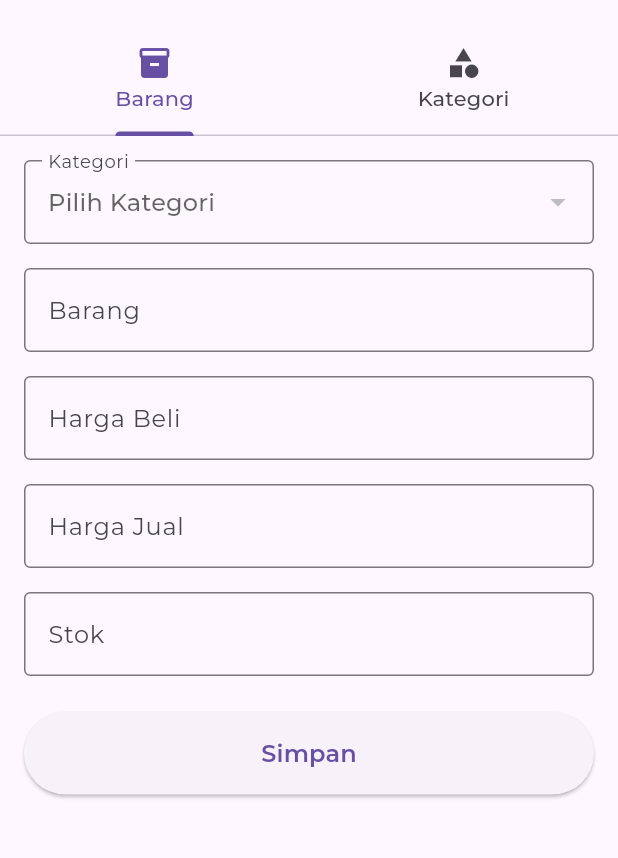
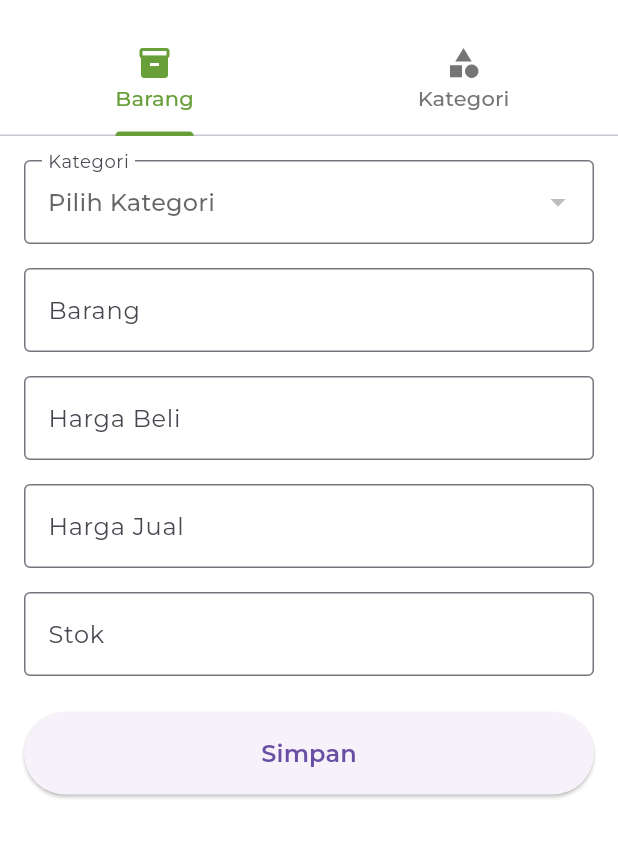
Before and after one commit to jioooo20/belibeli, a Flutter app: the screen it shows after launch, item 3 of the bottom bar chosen, scrolled down 576 dp, after a tap on "Tambah", on a phone screen of 412 x 824 dp, the part 59-917 px from its top. Run offline on Flutter 3.47's test engine with Material 3 defaults, Android fonts, the phone set to English and light mode, and no system bars; our stand-ins replace go_router, google_fonts.

Commit message:
Refactor UI components for improved aesthetics and consistency, including CustomAppBar, DashboardPage, and InventoryPage, while enhancing navigation and layout structure.

```diff
--- a/lib/component/appbar/appbar.dart
+++ b/lib/component/appbar/appbar.dart
@@ -14,7 +14,9 @@ class CustomAppBar extends StatelessWidget implements PreferredSizeWidget {
 
     return AppBar(
       elevation: 0,
+      scrolledUnderElevation: 0,
       backgroundColor: Colors.white,
+      surfaceTintColor: Colors.transparent,
       iconTheme: const IconThemeData(color: Colors.black87),
       title: Row(
         mainAxisAlignment: MainAxisAlignment.spaceBetween,
--- a/lib/component/tabbar/routing.dart
+++ b/lib/component/tabbar/routing.dart
@@ -18,17 +18,16 @@ class AppRoutes {
 class ScaffoldWithNavigation extends StatelessWidget {
   final Widget child;
 
-  const ScaffoldWithNavigation({
-    Key? key,
-    required this.child,
-  }) : super(key: key);
+  const ScaffoldWithNavigation({Key? key, required this.child})
+    : super(key: key);
 
   @override
   Widget build(BuildContext context) {
     return Scaffold(
       appBar: const CustomAppBar(), // Always visible (like @section('header'))
       body: child, // This is like @yield('content') - changes per route
-      bottomNavigationBar: const Tabbar(), // Always visible (like @section('footer'))
+      bottomNavigationBar:
+          const Tabbar(), // Always visible (like @section('footer'))
     );
   }
 }
@@ -46,26 +45,38 @@ final goRouter = GoRouter(
       routes: [
         GoRoute(
           path: AppRoutes.home,
-          pageBuilder: (context, state) => NoTransitionPage(
-            child: const DashboardPage(),
-          ),
+          pageBuilder: (context, state) =>
+              NoTransitionPage(child: const DashboardPage()),
         ),
         GoRoute(
           path: AppRoutes.inventory,
-          pageBuilder: (context, state) => NoTransitionPage(
-            child: InventoryPage(),
-          ),
+          pageBuilder: (context, state) =>
+              NoTransitionPage(child: InventoryPage()),
         ),
         GoRoute(
           path: AppRoutes.sales,
           pageBuilder: (context, state) => const NoTransitionPage(
-            child: Center(child: Text('Sales Page')),
+            child: Center(
+              child: ColoredBox(
+                color: Colors.white,
+                child: SizedBox.expand(
+                  child: Center(child: Text('Sales Page')),
+                ),
+              ),
+            ),
           ),
         ),
         GoRoute(
           path: AppRoutes.history,
           pageBuilder: (context, state) => const NoTransitionPage(
-            child: Center(child: Text('History Page')),
+            child: Center(
+              child: ColoredBox(
+                color: Colors.white,
+                child: SizedBox.expand(
+                  child: Center(child: Text('History Page')),
+                ),
+              ),
+            ),
           ),
         ),
       ],
@@ -77,9 +88,6 @@ final goRouter = GoRouter(
       builder: (context, state) => const AddProductPage(),
     ),
   ],
-  errorBuilder: (context, state) => Scaffold(
-    body: Center(
-      child: Text('Error: ${state.error}'),
-    ),
-  ),
+  errorBuilder: (context, state) =>
+      Scaffold(body: Center(child: Text('Error: ${state.error}'))),
 );
--- a/lib/component/tabbar/tabbar.dart
+++ b/lib/component/tabbar/tabbar.dart
@@ -40,13 +40,19 @@ class Tabbar extends StatelessWidget {
     return Container(
       decoration: BoxDecoration(
         color: Colors.white,
-        boxShadow: [
-          BoxShadow(
-            color: Colors.black.withOpacity(0.1),
-            blurRadius: 12,
-            offset: const Offset(0, -2),
+        border: Border(
+          top: BorderSide(
+            color: Colors.grey[200]!,
+            width: 1,
           ),
-        ],
+        ),
+        // boxShadow: [
+        //   BoxShadow(
+        //     color: Colors.black.withOpacity(0.1),
+        //     blurRadius: 12,
+        //     offset: const Offset(0, -2),
+        //   ),
+        // ],
       ),
       child: NavigationBar(
         onDestinationSelected: (int index) {
--- a/lib/pages/dashboard/dashboard.dart
+++ b/lib/pages/dashboard/dashboard.dart
@@ -9,16 +9,7 @@ class DashboardPage extends StatelessWidget {
 
     // No need for Scaffold here - it's provided by the shell layout
     return Container(
-        decoration: BoxDecoration(
-          gradient: LinearGradient(
-            begin: Alignment.topCenter,
-            end: Alignment.bottomCenter,
-            colors: [
-              Colors.grey[50]!,
-              Colors.grey[100]!,
-            ],
-          ),
-        ),
+        color: Colors.white,
         child: Padding(
           padding: const EdgeInsets.all(16.0),
           child: Column(
@@ -96,19 +87,19 @@ class DashboardPage extends StatelessWidget {
 
   Widget _buildSummaryCard(String title, String value, IconData icon, Color color) {
     return Card(
-      elevation: 2,
+      elevation: 0,
       shape: RoundedRectangleBorder(
-        borderRadius: BorderRadius.circular(12),
+        borderRadius: BorderRadius.circular(16),
+        side: BorderSide(
+          color: Colors.grey[200]!,
+          width: 1,
+        ),
       ),
       child: Container(
         padding: const EdgeInsets.all(20.0),
         decoration: BoxDecoration(
-          borderRadius: BorderRadius.circular(12),
-          gradient: LinearGradient(
-            colors: [color.withOpacity(0.1), Colors.white],
-            begin: Alignment.topLeft,
-            end: Alignment.bottomRight,
-          ),
+          borderRadius: BorderRadius.circular(16),
+          color: Colors.white,
         ),
         child: Column(
           crossAxisAlignment: CrossAxisAlignment.start,
@@ -124,17 +115,17 @@ class DashboardPage extends StatelessWidget {
             const SizedBox(height: 16),
             Text(
               title,
-              style: const TextStyle(
-                fontSize: 14,
-                color: Colors.grey,
+              style: TextStyle(
+                fontSize: 13,
+                color: Colors.grey[600],
                 fontWeight: FontWeight.w500,
               ),
             ),
-            const SizedBox(height: 4),
+            const SizedBox(height: 8),
             Text(
               value,
               style: const TextStyle(
-                fontSize: 22,
+                fontSize: 24,
                 fontWeight: FontWeight.bold,
                 color: Colors.black87,
               ),
@@ -147,9 +138,13 @@ class DashboardPage extends StatelessWidget {
 
   Widget _buildActionButton(String label, IconData icon, Color color) {
     return Card(
-      elevation: 2,
+      elevation: 0,
       shape: RoundedRectangleBorder(
         borderRadius: BorderRadius.circular(16),
+        side: BorderSide(
+          color: Colors.grey[200]!,
+          width: 1,
+        ),
       ),
       child: InkWell(
         onTap: () {},
@@ -157,11 +152,7 @@ class DashboardPage extends StatelessWidget {
         child: Container(
           decoration: BoxDecoration(
             borderRadius: BorderRadius.circular(16),
-            gradient: LinearGradient(
-              colors: [Colors.white, color.withOpacity(0.05)],
-              begin: Alignment.topCenter,
-              end: Alignment.bottomCenter,
-            ),
+            color: Colors.white,
           ),
           child: Column(
             mainAxisAlignment: MainAxisAlignment.center,
--- a/lib/pages/inventory/add/add_product.dart
+++ b/lib/pages/inventory/add/add_product.dart
@@ -40,16 +40,28 @@ class _AddProductPageState extends State<AddProductPage> {
     return DefaultTabController(
       length: 2,
       child: Scaffold(
+        backgroundColor: Colors.white,
         appBar: AppBar(
-            title: const Text('Tambah Produk'),
+            backgroundColor: Colors.white,
+            elevation: 0,
+            title: const Text(
+              'Tambah Produk',
+              style: TextStyle(
+                color: Colors.black87,
+                fontWeight: FontWeight.w600,
+              ),
+            ),
             leading: IconButton(
-            icon: const Icon(Icons.arrow_back),
+            icon: const Icon(Icons.arrow_back, color: Colors.black87),
             onPressed: () {
               context.go('/inventory');
             },
             ),
-          bottom: const TabBar(
-            tabs: [
+          bottom: TabBar(
+            labelColor: Colors.lightGreen[700],
+            unselectedLabelColor: Colors.grey[600],
+            indicatorColor: Colors.lightGreen[700],
+            tabs: const [
               Tab(text: 'Barang', icon: Icon(Icons.inventory_2)),
               Tab(text: 'Kategori', icon: Icon(Icons.category)),
             ],
--- a/lib/pages/inventory/inven.dart
+++ b/lib/pages/inventory/inven.dart
@@ -116,7 +116,9 @@ class InventoryPage extends StatelessWidget {
   Widget build(BuildContext context) {
 
     // No need for Scaffold here - it's provided by the shell layout
-    return Padding(
+    return Container(
+      color: Colors.white,
+      child: Padding(
         padding: const EdgeInsets.only(left: 16.0, right: 16.0, bottom: 16.0),
         child: Column(
           crossAxisAlignment: CrossAxisAlignment.start,
@@ -134,32 +136,67 @@ class InventoryPage extends StatelessWidget {
                             Expanded(
                               child: TextField(
                                 decoration: InputDecoration(
+                                  filled: true,
+                                  fillColor: Colors.grey[50],
                                   border: OutlineInputBorder(
-                                    borderRadius: BorderRadius.circular(8),
+                                    borderRadius: BorderRadius.circular(12),
+                                    borderSide: BorderSide(
+                                      color: Colors.grey[200]!,
+                                      width: 1,
+                                    ),
                                   ),
-                                  prefixIcon: const Icon(Icons.search),
+                                  enabledBorder: OutlineInputBorder(
+                                    borderRadius: BorderRadius.circular(12),
+                                    borderSide: BorderSide(
+                                      color: Colors.grey[200]!,
+                                      width: 1,
+                                    ),
+                                  ),
+                                  focusedBorder: OutlineInputBorder(
+                                    borderRadius: BorderRadius.circular(12),
+                                    borderSide: BorderSide(
+                                      color: Colors.lightGreen[700]!,
+                                      width: 1.5,
+                                    ),
+                                  ),
+                                  prefixIcon: Icon(
+                                    Icons.search,
+                                    color: Colors.grey[600],
+                                  ),
                                   hintText: 'Cari produk...',
+                                  hintStyle: TextStyle(color: Colors.grey[400]),
                                   contentPadding: const EdgeInsets.symmetric(
                                     horizontal: 16,
-                                    vertical: 12,
+                                    vertical: 14,
                                   ),
                                 ),
                                 onSubmitted: (value) {},
                                 onChanged: (value) {},
                               ),
                             ),
-                            const SizedBox(width: 16),
+                            const SizedBox(width: 12),
                             ElevatedButton.icon(
                               onPressed: () {
                                 context.go('/add_product');
                               },
-                              icon: const Icon(Icons.add),
-                              label: const Text('Tambah'),
+                              icon: const Icon(Icons.add, size: 20),
+                              label: const Text(
+                                'Tambah',
+                                style: TextStyle(
+                                  fontWeight: FontWeight.w600,
+                                  fontSize: 14,
+                                ),
+                              ),
                               style: ElevatedButton.styleFrom(
                                 backgroundColor: Colors.lightGreen[700],
                                 foregroundColor: Colors.white,
+                                elevation: 0,
+                                padding: const EdgeInsets.symmetric(
+                                  horizontal: 20,
+                                  vertical: 14,
+                                ),
                                 shape: RoundedRectangleBorder(
-                                  borderRadius: BorderRadius.circular(8),
+                                  borderRadius: BorderRadius.circular(12),
                                 ),
                               ),
                             ),
@@ -197,6 +234,7 @@ class InventoryPage extends StatelessWidget {
             ),
           ],
         ),
-      );
+      ),
+    );
   }
 }
--- a/lib/pages/inventory/inven_card.dart
+++ b/lib/pages/inventory/inven_card.dart
@@ -31,13 +31,10 @@ class InventoryCard extends StatelessWidget {
       decoration: BoxDecoration(
         color: Colors.white,
         borderRadius: BorderRadius.circular(16),
-        boxShadow: [
-          BoxShadow(
-            color: Colors.black.withOpacity(0.05),
-            blurRadius: 10,
-            offset: const Offset(0, 2),
-          ),
-        ],
+        border: Border.all(
+          color: Colors.grey[200]!,
+          width: 1,
+        ),
       ),
       child: InkWell(
         onTap: onTap ?? () {},
```
